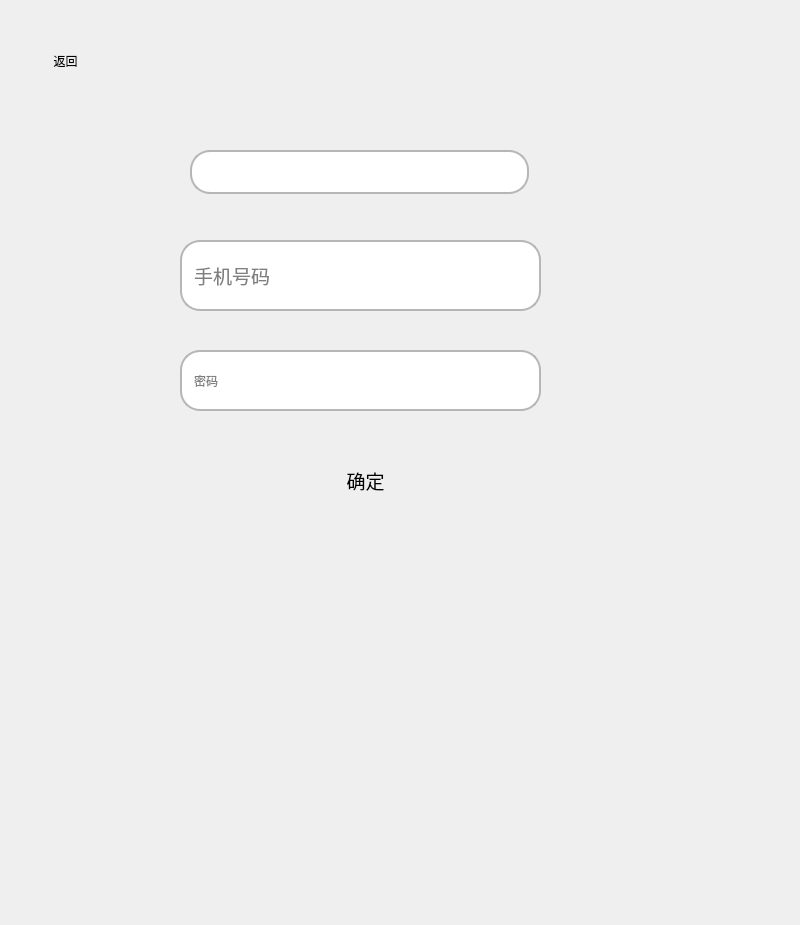
This is forgotpwd.ui in trv3wood/AccountSystem-Demo as Qt 5 draws it before an edit. The edited form follows.
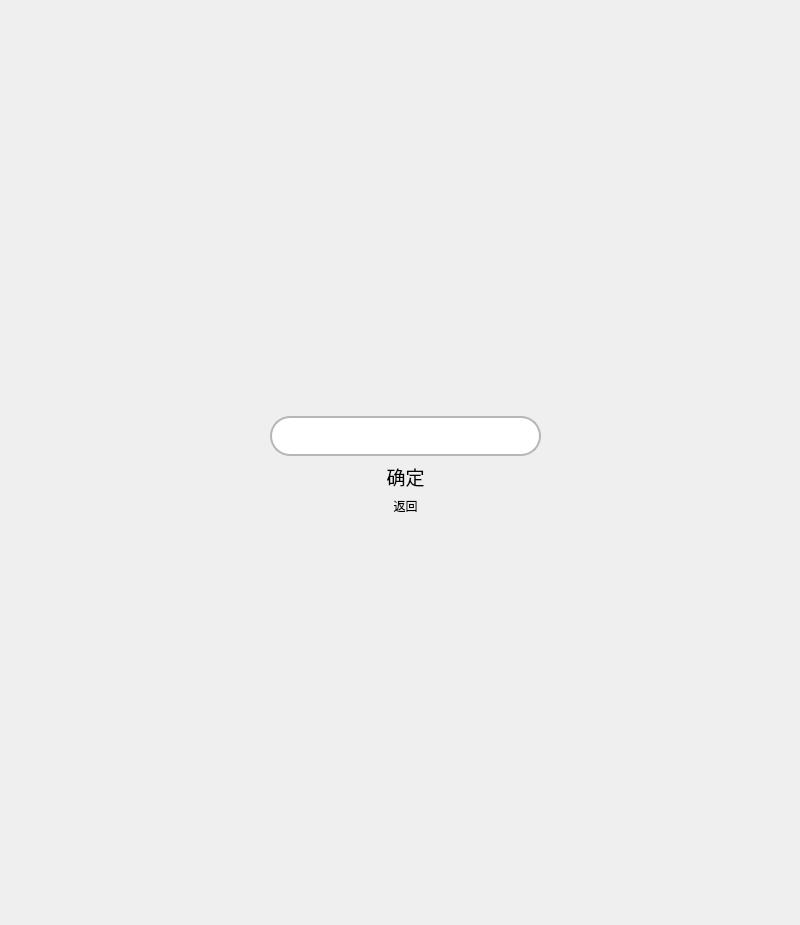
This is the edited form. Icons and pictures are not drawn.

Commit message: Merge branch 'dev_3wood' into dev_maco

The edit to the form file:
```diff
--- a/forgotpwd.ui
+++ b/forgotpwd.ui
@@ -47,42 +47,90 @@
 	font: 14pt &quot;Microsoft YaHei UI&quot;;
 }</string>
   </property>
-  <widget class="QPushButton" name="pushButton">
+  <widget class="QWidget" name="">
    <property name="geometry">
     <rect>
-     <x>250</x>
-     <y>460</y>
-     <width>231</width>
-     <height>41</height>
+     <x>0</x>
+     <y>0</y>
+     <width>811</width>
+     <height>931</height>
     </rect>
    </property>
-   <property name="sizeIncrement">
+   <layout class="QHBoxLayout" name="horizontalLayout">
+    <item>
+     <spacer name="horizontalSpacer">
+      <property name="orientation">
+       <enum>Qt::Horizontal</enum>
+      </property>
+      <property name="sizeHint" stdset="0">
     <size>
-     <width>44</width>
-     <height>44</height>
+        <width>40</width>
+        <height>20</height>
     </size>
    </property>
-   <property name="font">
-    <font>
-     <family>Microsoft YaHei UI</family>
-     <pointsize>14</pointsize>
-     <italic>false</italic>
-     <bold>false</bold>
-    </font>
+     </spacer>
+    </item>
+    <item>
+     <layout class="QVBoxLayout" name="verticalLayout">
+      <item>
+       <spacer name="verticalSpacer">
+        <property name="orientation">
+         <enum>Qt::Vertical</enum>
    </property>
-   <property name="text">
-    <string>确定</string>
+        <property name="sizeHint" stdset="0">
+         <size>
+          <width>20</width>
+          <height>40</height>
+         </size>
    </property>
-  </widget>
-  <widget class="QLineEdit" name="phonenum">
-   <property name="geometry">
-    <rect>
-     <x>180</x>
-     <y>240</y>
-     <width>361</width>
-     <height>71</height>
-    </rect>
+       </spacer>
+      </item>
+      <item>
+       <widget class="QLineEdit" name="exist">
+        <property name="enabled">
+         <bool>false</bool>
    </property>
+        <property name="baseSize">
+         <size>
+          <width>339</width>
+          <height>44</height>
+         </size>
+        </property>
+        <property name="acceptDrops">
+         <bool>true</bool>
+        </property>
+        <property name="autoFillBackground">
+         <bool>false</bool>
+        </property>
+        <property name="styleSheet">
+         <string>QPushButton {
+	border-radius: 20px;
+	font: 14pt &quot;Microsoft YaHei UI&quot;;
+	color:  black;
+}
+QPushButton:pressed {
+	background-color: rgba(255, 255, 255, 150);/* 更暗的背景色表示按下状态 */
+    border-style: inset;       /* 按钮边框样式改为内嵌 */
+}
+QLineEdit {
+    border: 2px solid #b6b6b6; /* 设置边框宽度和颜色 */
+    border-radius: 20px;       /* 设置边框圆角的半径 */
+    background-color: #ffffff; /* 设置背景色 */
+    color: black;              /* 设置文本颜色 */
+    padding: 10px;              /* 设置内边距，保持文本与边框的距离 */
+	font: 14pt &quot;Microsoft YaHei UI&quot;;
+}</string>
+        </property>
+        <property name="frame">
+         <bool>false</bool>
+        </property>
+        <property name="readOnly">
+         <bool>true</bool>
+        </property>
+       </widget>
+      </item>
+      <item>
+       <widget class="QLineEdit" name="phonenum">
    <property name="baseSize">
     <size>
      <width>339</width>
@@ -96,6 +144,25 @@
      <italic>false</italic>
      <bold>false</bold>
     </font>
+        </property>
+        <property name="styleSheet">
+         <string>QPushButton {
+	border-radius: 20px;
+	font: 14pt &quot;Microsoft YaHei UI&quot;;
+	color:  black;
+}
+QPushButton:pressed {
+	background-color: rgba(255, 255, 255, 150);/* 更暗的背景色表示按下状态 */
+    border-style: inset;       /* 按钮边框样式改为内嵌 */
+}
+QLineEdit {
+    border: 2px solid #b6b6b6; /* 设置边框宽度和颜色 */
+    border-radius: 20px;       /* 设置边框圆角的半径 */
+    background-color: #ffffff; /* 设置背景色 */
+    color: black;              /* 设置文本颜色 */
+    padding: 10px;              /* 设置内边距，保持文本与边框的距离 */
+	font: 14pt &quot;Microsoft YaHei UI&quot;;
+}</string>
    </property>
    <property name="text">
     <string/>
@@ -105,67 +172,109 @@
    </property>
   </widget>
   <widget class="QLineEdit" name="passwd">
-   <property name="geometry">
-    <rect>
-     <x>180</x>
-     <y>350</y>
-     <width>361</width>
-     <height>61</height>
-    </rect>
-   </property>
    <property name="baseSize">
     <size>
      <width>339</width>
      <height>44</height>
     </size>
+        </property>
+        <property name="styleSheet">
+         <string>QPushButton {
+	border-radius: 20px;
+	font: 14pt &quot;Microsoft YaHei UI&quot;;
+	color:  black;
+}
+QPushButton:pressed {
+	background-color: rgba(255, 255, 255, 150);/* 更暗的背景色表示按下状态 */
+    border-style: inset;       /* 按钮边框样式改为内嵌 */
+}
+QLineEdit {
+    border: 2px solid #b6b6b6; /* 设置边框宽度和颜色 */
+    border-radius: 20px;       /* 设置边框圆角的半径 */
+    background-color: #ffffff; /* 设置背景色 */
+    color: black;              /* 设置文本颜色 */
+    padding: 10px;              /* 设置内边距，保持文本与边框的距离 */
+	font: 14pt &quot;Microsoft YaHei UI&quot;;
+}</string>
    </property>
    <property name="placeholderText">
     <string>密码</string>
    </property>
   </widget>
-  <widget class="QLineEdit" name="exist">
-   <property name="enabled">
-    <bool>false</bool>
-   </property>
-   <property name="geometry">
-    <rect>
-     <x>190</x>
-     <y>150</y>
-     <width>339</width>
-     <height>44</height>
-    </rect>
-   </property>
-   <property name="baseSize">
+      </item>
+      <item>
+       <widget class="QPushButton" name="pushButton">
+        <property name="sizeIncrement">
     <size>
      <width>339</width>
      <height>44</height>
     </size>
    </property>
-   <property name="acceptDrops">
-    <bool>true</bool>
+        <property name="font">
+         <font>
+          <family>Microsoft YaHei UI</family>
+          <pointsize>14</pointsize>
+          <italic>false</italic>
+          <bold>false</bold>
+         </font>
    </property>
-   <property name="autoFillBackground">
-    <bool>false</bool>
+        <property name="styleSheet">
+         <string notr="true">QPushButton {
+	border-radius: 20px;
+	font: 14pt &quot;Microsoft YaHei UI&quot;;
+	color:  black;
+}
+QPushButton:pressed {
+	background-color: rgba(255, 255, 255, 150);/* 更暗的背景色表示按下状态 */
+    border-style: inset;       /* 按钮边框样式改为内嵌 */
+}</string>
    </property>
-   <property name="frame">
-    <bool>false</bool>
-   </property>
-   <property name="readOnly">
-    <bool>true</bool>
+        <property name="text">
+         <string>确定</string>
    </property>
   </widget>
+      </item>
+      <item>
   <widget class="QPushButton" name="backBtn">
-   <property name="geometry">
-    <rect>
-     <x>40</x>
-     <y>40</y>
-     <width>51</width>
-     <height>41</height>
-    </rect>
+        <property name="styleSheet">
+         <string notr="true">border-radius: 20px;
+	font: 14pt &quot;Microsoft YaHei UI&quot;;
+	color:  black;</string>
    </property>
    <property name="text">
     <string>返回</string>
    </property>
+       </widget>
+      </item>
+      <item>
+       <spacer name="verticalSpacer_2">
+        <property name="orientation">
+         <enum>Qt::Vertical</enum>
+        </property>
+        <property name="sizeHint" stdset="0">
+         <size>
+          <width>20</width>
+          <height>40</height>
+         </size>
+        </property>
+       </spacer>
+      </item>
+     </layout>
+    </item>
+    <item>
+     <spacer name="horizontalSpacer_2">
+      <property name="orientation">
+       <enum>Qt::Horizontal</enum>
+      </property>
+      <property name="sizeHint" stdset="0">
+       <size>
+        <width>40</width>
+        <height>20</height>
+       </size>
+      </property>
+     </spacer>
+    </item>
+   </layout>
   </widget>
  </widget>
  <tabstops>
```
Left out of the diff: 2 changed lines with no effect on the pictures.
